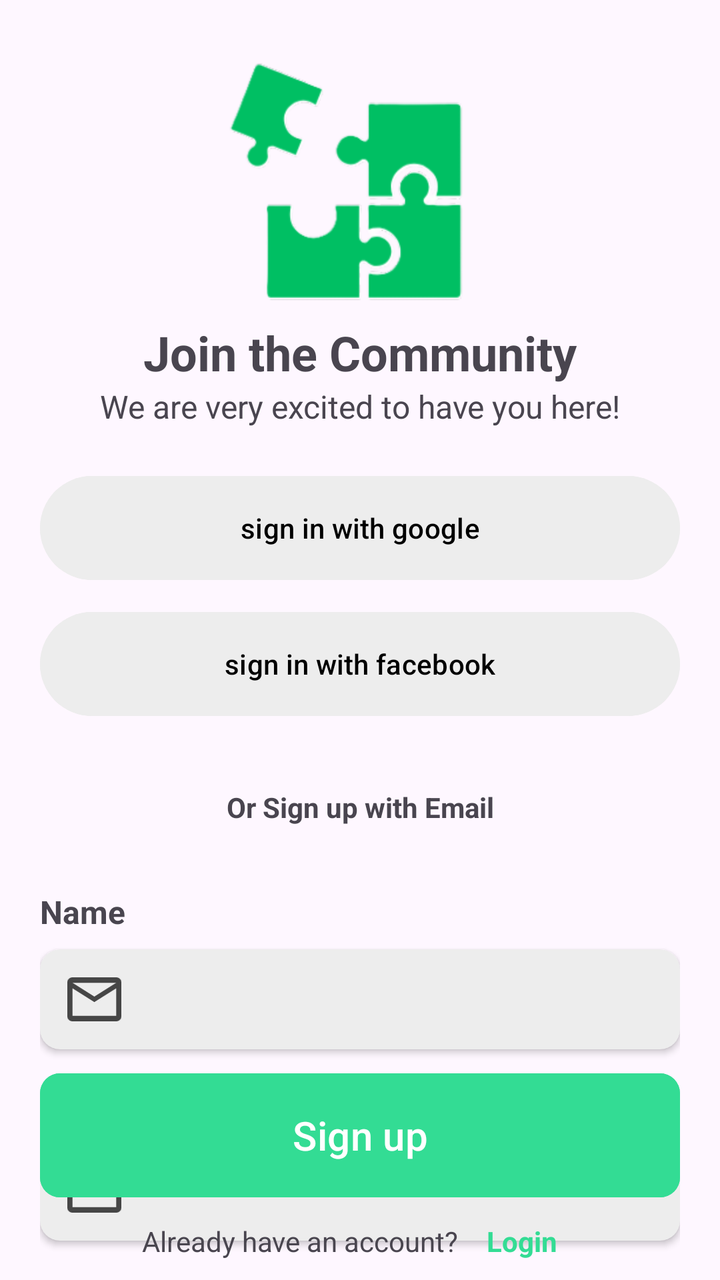
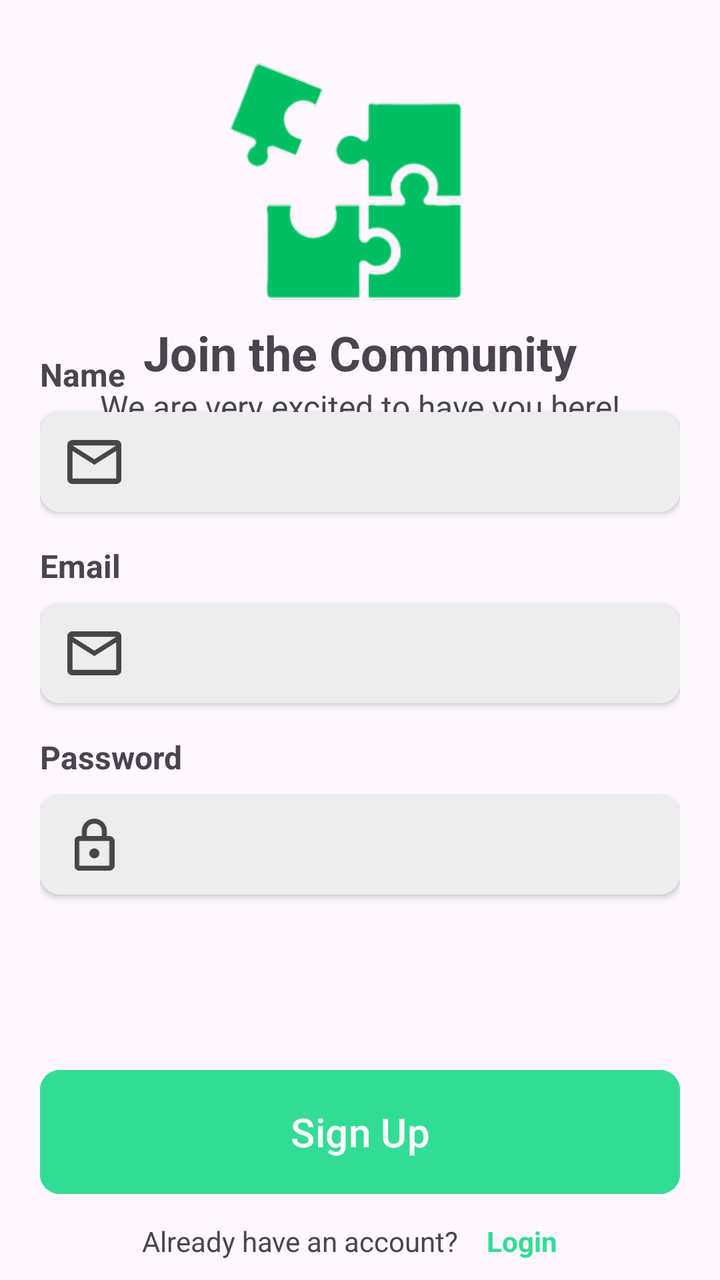

Before-and-after screenshots of an Android layout around one commit, followed by the original layout XML and the change that was made.
<!-- AndroidManifest.xml: application theme Theme.Syncly -->
<!-- res/layout/fragment_sign_up.xml -->
<?xml version="1.0" encoding="utf-8"?>
<RelativeLayout xmlns:android="http://schemas.android.com/apk/res/android"
    xmlns:tools="http://schemas.android.com/tools"
    android:layout_width="match_parent"
    android:layout_height="match_parent"
    xmlns:app="http://schemas.android.com/apk/res-auto"
    tools:context=".fragments.Login">
    <LinearLayout
        android:id="@+id/header"
        android:layout_width="match_parent"
        android:layout_height="wrap_content"
        android:orientation="vertical"
        android:layout_margin="20dp"
        android:gravity="center_horizontal"
        android:layout_marginBottom="32dp"
        >
        <ImageView
            android:layout_width="140dp"
            android:layout_height="140dp"
            android:src="@drawable/syncly"
            />
        <TextView
            android:layout_width="wrap_content"
            android:layout_height="wrap_content"
            android:textSize="24sp"
            android:textStyle="bold"
            android:text="Join the Community"/>
        <TextView
            android:layout_width="wrap_content"
            android:layout_height="wrap_content"
            android:textSize="16sp"
            android:text="We are very excited to have you here!"/>
    </LinearLayout>
    <LinearLayout
        android:id="@+id/sso"
        android:layout_width="match_parent"
        android:layout_height="wrap_content"
        android:layout_marginHorizontal="20dp"
        android:orientation="vertical"
        android:layout_below="@id/header"
        >
        <com.google.android.material.button.MaterialButton
            android:id="@+id/googleBtn"
            android:layout_width="match_parent"
            android:layout_height="60dp"
            android:text="sign in with google"
            android:textColor="@color/black"
            android:backgroundTint="@color/light_grey"
            android:layout_marginBottom="8dp"/>
        <com.google.android.material.button.MaterialButton
            android:id="@+id/facebookBtn"
            android:layout_width="match_parent"
            android:layout_height="60dp"
            android:text="sign in with facebook"
            android:textColor="@color/black"
            android:backgroundTint="@color/light_grey"/>
    </LinearLayout>
    <TextView
        android:id="@+id/or"
        android:layout_width="match_parent"
        android:layout_height="wrap_content"
        android:text="Or Sign up with Email"
        android:layout_marginHorizontal="20dp"
        android:layout_marginVertical="32dp"
        android:gravity="center_horizontal"
        android:textSize="14sp"
        android:textStyle="bold"
        android:layout_below="@id/sso"/>
    <LinearLayout
        android:layout_width="match_parent"
        android:layout_height="wrap_content"
        android:orientation="vertical"
        android:layout_marginHorizontal="20dp"
        android:layout_below="@id/or"
        >
        <TextView
            android:layout_width="wrap_content"
            android:layout_height="wrap_content"
            android:text="Name"
            android:textSize="16sp"
            android:textStyle="bold"
            android:layout_marginBottom="8dp"/>
        <androidx.cardview.widget.CardView
            android:layout_width="match_parent"
            android:layout_height="50dp"
            android:backgroundTint="@color/light_grey"
            app:cardCornerRadius="10dp"
            android:layout_marginBottom="16dp">
            <LinearLayout
                android:layout_width="match_parent"
                android:layout_height="match_parent"
                android:orientation="horizontal"
                android:gravity="center_vertical"
                >
                <ImageView
                    android:layout_width="0dp"
                    android:layout_height="22dp"
                    android:layout_weight="2"
                    android:src="@drawable/icon_email"
                    />
                <EditText
                    android:id="@+id/nameInpt"
                    android:layout_width="0dp"
                    android:layout_weight="9"
                    android:layout_height="match_parent"
                    android:background="@android:color/transparent"
                    android:layout_marginEnd="20dp"/>
            </LinearLayout>
        </androidx.cardview.widget.CardView>
        <TextView
            android:layout_width="wrap_content"
            android:layout_height="wrap_content"
            android:text="Email"
            android:textSize="16sp"
            android:textStyle="bold"
            android:layout_marginBottom="8dp"/>
        <androidx.cardview.widget.CardView
            android:layout_width="match_parent"
            android:layout_height="50dp"
            android:backgroundTint="@color/light_grey"
            app:cardCornerRadius="10dp"
            android:layout_marginBottom="16dp">
            <LinearLayout
                android:layout_width="match_parent"
                android:layout_height="match_parent"
                android:orientation="horizontal"
                android:gravity="center_vertical"
                >
                <ImageView
                    android:layout_width="0dp"
                    android:layout_height="22dp"
                    android:layout_weight="2"
                    android:src="@drawable/icon_email"
                    />
                <EditText
                    android:id="@+id/emailInpt"
                    android:layout_width="0dp"
                    android:layout_weight="9"
                    android:layout_height="match_parent"
                    android:background="@android:color/transparent"
                    android:layout_marginEnd="20dp"/>
            </LinearLayout>
        </androidx.cardview.widget.CardView>
        <TextView
            android:layout_width="wrap_content"
            android:layout_height="wrap_content"
            android:text="Password"
            android:textSize="16sp"
            android:textStyle="bold"
            android:layout_marginBottom="8dp"/>
        <androidx.cardview.widget.CardView
            android:layout_width="match_parent"
            android:layout_height="50dp"
            android:backgroundTint="@color/light_grey"
            app:cardCornerRadius="10dp"
            android:layout_marginBottom="16dp">
            <LinearLayout
                android:layout_width="match_parent"
                android:layout_height="match_parent"
                android:orientation="horizontal"
                android:gravity="center_vertical"
                >
                <ImageView
                    android:layout_width="0dp"
                    android:layout_height="26dp"
                    android:layout_weight="2"
                    android:src="@drawable/icon_lock"
                    />
                <EditText
                    android:id="@+id/passInpt"
                    android:layout_width="0dp"
                    android:layout_weight="9"
                    android:inputType="textPassword"
                    android:layout_height="match_parent"
                    android:background="@android:color/transparent"
                    android:layout_marginEnd="20dp"/>
            </LinearLayout>
        </androidx.cardview.widget.CardView>
    </LinearLayout>

    <com.google.android.material.button.MaterialButton
        android:id="@+id/signupBtn"
        android:layout_width="match_parent"
        android:layout_height="70dp"
        android:layout_above="@id/question"
        android:layout_marginHorizontal="20dp"
        android:layout_marginBottom="-2dp"
        android:backgroundTint="@color/green"
        android:text="Sign up"
        android:textSize="20sp"
        app:cornerRadius="10dp" />

    <LinearLayout
        android:id="@+id/question"
        android:layout_width="match_parent"
        android:layout_height="wrap_content"
        android:orientation="horizontal"
        android:gravity="center"
        android:layout_alignParentBottom="true"
        >
        <TextView
            android:layout_width="wrap_content"
            android:layout_height="wrap_content"
            android:text="Already have an account?"
            android:textSize="14sp"
            android:layout_marginRight="4dp"/>
        <TextView
            android:layout_width="wrap_content"
            android:layout_height="wrap_content"
            android:textStyle="bold"
            android:id="@+id/login"
            android:padding="10dp"
            android:textSize="14sp"
            android:text="Login"
            android:textColor="@color/green"/>
    </LinearLayout>
</RelativeLayout>
<!-- resources referenced by this layout -->
<resources>
  <color name="black">#FF000000</color>
  <color name="green">#33DC94</color>
  <color name="light_grey">#EDEDED</color>
  <!-- drawable icon_email (drawable) -->
  <vector xmlns:android="http://schemas.android.com/apk/res/android"
      android:width="26dp"
      android:height="21dp"
      android:viewportWidth="26"
      android:viewportHeight="21">
    <path
        android:pathData="M2.6,21C1.885,21 1.273,20.743 0.764,20.229C0.255,19.715 0,19.097 0,18.375V2.625C0,1.903 0.255,1.285 0.764,0.771C1.273,0.257 1.885,0 2.6,0H23.4C24.115,0 24.727,0.257 25.236,0.771C25.745,1.285 26,1.903 26,2.625V18.375C26,19.097 25.745,19.715 25.236,20.229C24.727,20.743 24.115,21 23.4,21H2.6ZM13,11.813L2.6,5.25V18.375H23.4V5.25L13,11.813ZM13,9.188L23.4,2.625H2.6L13,9.188ZM2.6,5.25V2.625V18.375V5.25Z"
        android:fillColor="#464646"/>
  </vector>
  <!-- drawable icon_lock (drawable) -->
  <vector xmlns:android="http://schemas.android.com/apk/res/android"
      android:width="20dp"
      android:height="26dp"
      android:viewportWidth="20"
      android:viewportHeight="26">
    <path
        android:pathData="M2.5,26C1.813,26 1.224,25.757 0.734,25.273C0.245,24.788 0,24.205 0,23.524V11.143C0,10.462 0.245,9.879 0.734,9.394C1.224,8.909 1.813,8.667 2.5,8.667H3.75V6.19C3.75,4.478 4.359,3.018 5.578,1.811C6.797,0.604 8.271,0 10,0C11.729,0 13.203,0.604 14.422,1.811C15.641,3.018 16.25,4.478 16.25,6.19V8.667H17.5C18.188,8.667 18.776,8.909 19.266,9.394C19.755,9.879 20,10.462 20,11.143V23.524C20,24.205 19.755,24.788 19.266,25.273C18.776,25.757 18.188,26 17.5,26H2.5ZM2.5,23.524H17.5V11.143H2.5V23.524ZM10,19.809C10.688,19.809 11.276,19.567 11.766,19.082C12.255,18.597 12.5,18.014 12.5,17.333C12.5,16.652 12.255,16.069 11.766,15.585C11.276,15.1 10.688,14.857 10,14.857C9.313,14.857 8.724,15.1 8.234,15.585C7.745,16.069 7.5,16.652 7.5,17.333C7.5,18.014 7.745,18.597 8.234,19.082C8.724,19.567 9.313,19.809 10,19.809ZM6.25,8.667H13.75V6.19C13.75,5.159 13.385,4.282 12.656,3.56C11.927,2.837 11.042,2.476 10,2.476C8.958,2.476 8.073,2.837 7.344,3.56C6.615,4.282 6.25,5.159 6.25,6.19V8.667Z"
        android:fillColor="#464646"/>
  </vector>
  <!-- drawable syncly: png bitmap (drawable, 17028 bytes) -->
  <style name="Theme.Syncly" parent="Base.Theme.Syncly" />
  <style name="Base.Theme.Syncly" parent="Theme.Material3.DayNight.NoActionBar">
          
          
      </style>
</resources>

<!-- the commit's change to res/layout/fragment_sign_up.xml (unified diff, before → after) -->
@@ -32,46 +32,11 @@
             android:text="We are very excited to have you here!"/>
     </LinearLayout>
     <LinearLayout
-        android:id="@+id/sso"
-        android:layout_width="match_parent"
-        android:layout_height="wrap_content"
-        android:layout_marginHorizontal="20dp"
-        android:orientation="vertical"
-        android:layout_below="@id/header"
-        >
-        <com.google.android.material.button.MaterialButton
-            android:id="@+id/googleBtn"
-            android:layout_width="match_parent"
-            android:layout_height="60dp"
-            android:text="sign in with google"
-            android:textColor="@color/black"
-            android:backgroundTint="@color/light_grey"
-            android:layout_marginBottom="8dp"/>
-        <com.google.android.material.button.MaterialButton
-            android:id="@+id/facebookBtn"
-            android:layout_width="match_parent"
-            android:layout_height="60dp"
-            android:text="sign in with facebook"
-            android:textColor="@color/black"
-            android:backgroundTint="@color/light_grey"/>
-    </LinearLayout>
-    <TextView
-        android:id="@+id/or"
-        android:layout_width="match_parent"
-        android:layout_height="wrap_content"
-        android:text="Or Sign up with Email"
-        android:layout_marginHorizontal="20dp"
-        android:layout_marginVertical="32dp"
-        android:gravity="center_horizontal"
-        android:textSize="14sp"
-        android:textStyle="bold"
-        android:layout_below="@id/sso"/>
-    <LinearLayout
         android:layout_width="match_parent"
         android:layout_height="wrap_content"
         android:orientation="vertical"
         android:layout_marginHorizontal="20dp"
-        android:layout_below="@id/or"
+        android:layout_centerVertical="true"
         >
         <TextView
             android:layout_width="wrap_content"
@@ -138,7 +103,8 @@
                     android:layout_weight="9"
                     android:layout_height="match_parent"
                     android:background="@android:color/transparent"
-                    android:layout_marginEnd="20dp"/>
+                    android:layout_marginEnd="20dp"
+                    android:inputType="textEmailAddress"/>
             </LinearLayout>
         </androidx.cardview.widget.CardView>
         <TextView
@@ -184,11 +150,10 @@
         android:layout_height="70dp"
         android:layout_above="@id/question"
         android:layout_marginHorizontal="20dp"
-        android:layout_marginBottom="-2dp"
+        app:cornerRadius="10dp"
         android:backgroundTint="@color/green"
-        android:text="Sign up"
-        android:textSize="20sp"
-        app:cornerRadius="10dp" />
+        android:text="Sign Up"
+        android:textSize="20sp"/>
 
     <LinearLayout
         android:id="@+id/question"
<!-- resource entries referenced after the edit -->
@@ -1,6 +1,5 @@
 <!-- resources referenced by this layout -->
 <resources>
-  <color name="black">#FF000000</color>
   <color name="green">#33DC94</color>
   <color name="light_grey">#EDEDED</color>
   <!-- drawable icon_email (drawable) -->
